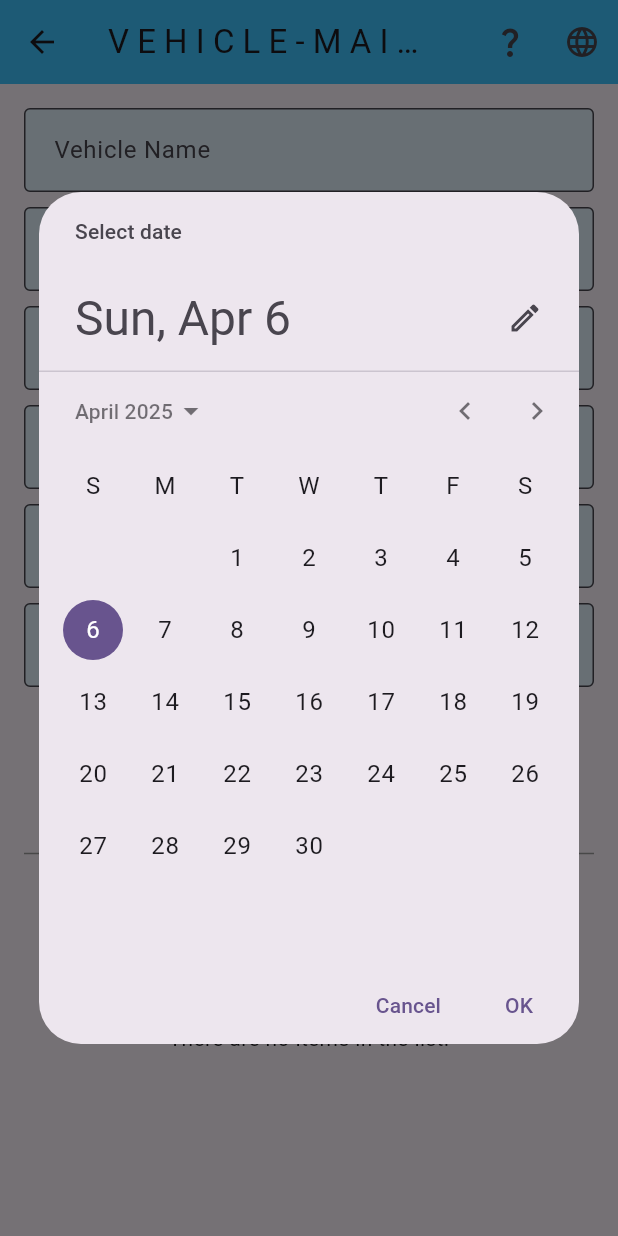
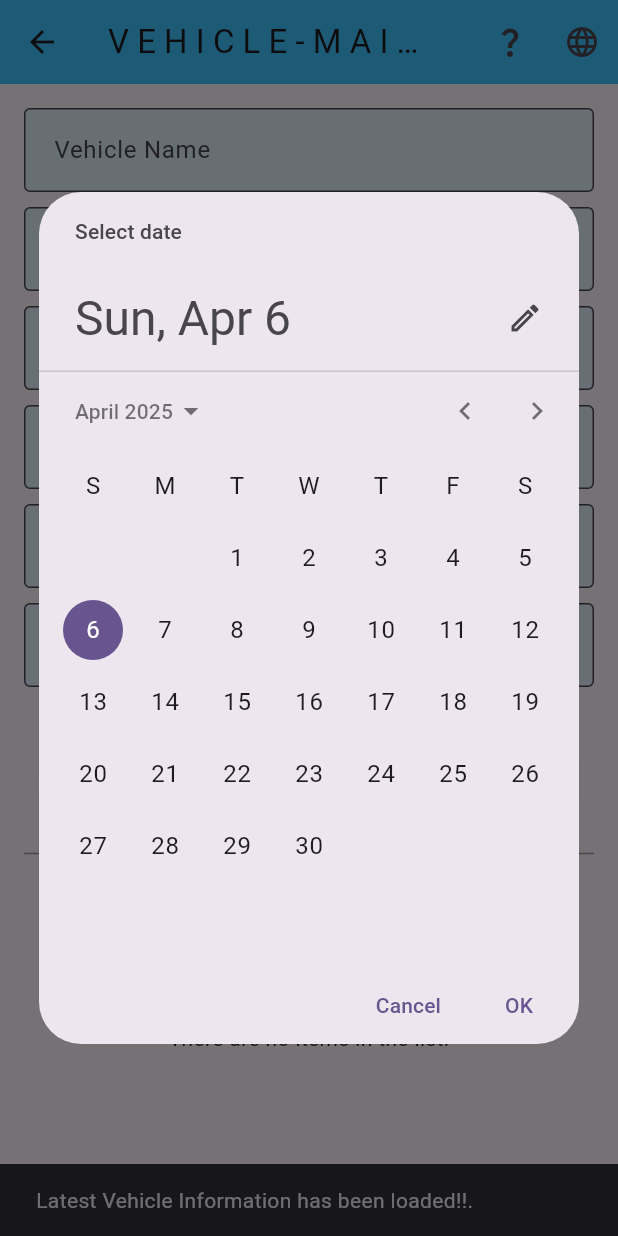
Before and after one commit to jananigokeda/Event-Planner-App, a Flutter app: the VehicleMaintenancePage screen opened by its route, after a tap on "Service Date", on a phone screen of 412 x 824 dp. Run offline on Flutter 3.47's test engine with Material 3 defaults, Android fonts, the phone set to English and light mode, and no system bars; our stand-ins replace floor, flutter_translate, sqflite; missing offline and left inert: encrypted_shared_preferences; accounts and stored records are empty; generated files the repository leaves out were written again.

Commit message:
included encrypted_shared functionality to save the details and added comments

```diff
--- a/assets/i18n/en.json
+++ b/assets/i18n/en.json
@@ -82,6 +82,7 @@
     "No": "No",
     "Areyousure": "Are you sure you want to delete this item?",
     "No items": "There are no items in the list",
-    "No item selected":"There is no item selected for detail"
+    "No item selected":"There is no item selected for detail",
+    "UNDO": "UNDO"
   }
 }
--- a/assets/i18n/ta.json
+++ b/assets/i18n/ta.json
@@ -47,7 +47,8 @@
       "Delete": "நீக்கவும்",
       "Close": "மூடு",
       "No item selected": "விவரங்களுக்கு எந்த உருப்படியும் தேர்ந்தெடுக்கப்படவில்லை.",
-      "No items": "பட்டியலில் எந்த உருப்படிகளும் இல்லை."
+      "No items": "பட்டியலில் எந்த உருப்படிகளும் இல்லை.",
+      "UNDO": "தளர்த்து"
     }
 
 }
--- a/lib/VehicleMaintenancePage.dart
+++ b/lib/VehicleMaintenancePage.dart
@@ -1,11 +1,9 @@
 
 import 'package:cst2335_final/database.dart';
-import 'dart:convert';
 import 'package:encrypted_shared_preferences/encrypted_shared_preferences.dart';
 import 'package:flutter/cupertino.dart';
 import 'package:flutter/material.dart';
 import 'package:flutter_translate/flutter_translate.dart';
-import 'database.dart';
 import 'edit_vehicle_page.dart';
 import 'vehicle_item.dart';
 import 'vehicle_dao.dart';
@@ -30,17 +28,17 @@ class _VehicleMaintenancePageState extends State<VehicleMaintenancePage> {
   VehicleItem? _selectedItem;
   bool _isEditing = false; // Track if we're editing
   late AppDatabase _database;
-  late EncryptedSharedPreferences encryptedPrefs  = EncryptedSharedPreferences();
 
   @override
   void initState() {
     super.initState();
+    loadData(); //loading the previous data when the form is loaded.
 
     // Build the Floor database and get the DAO.
     $FloorAppDatabase.databaseBuilder('app_database.db').build().then((database) {
       _database = database;
       myDAO = database.vehicleDao;
-      _loadItems();
+      _loadItems(); // Loading the list
     });
   }
 
@@ -99,6 +97,33 @@ class _VehicleMaintenancePageState extends State<VehicleMaintenancePage> {
     });
   }
 
+  // This method is responsible for loading the data back from the EncryptedSharedPreferences
+  void loadData() async {
+    EncryptedSharedPreferences prefs = EncryptedSharedPreferences();
+    final savedVehicleName =  await prefs.getString('Vehicle Name');
+    final savedVehicleType = await prefs.getString('Vehicle Type');
+    final savedServiceType = await prefs.getString('Service Type');
+    final savedServiceDate = await prefs.getString('Service Date');
+    final savedMileage = await prefs.getString('Mileage');
+    final savedCost = await prefs.getString('Cost');
+
+    setState(() {
+    if (savedVehicleName != null && savedVehicleType != null && savedServiceType != null
+        && savedServiceDate != null && savedMileage != null && savedCost!=null) {
+
+      _vehicleNameController.text = savedVehicleName;
+      _vehicleTypeController.text = savedVehicleType;
+      _serviceTypeController.text = savedServiceType;
+      _serviceDateController.text = savedServiceDate;
+      _mileageController.text = savedMileage;
+      _costController.text = savedCost;
+     }
+
+    ScaffoldMessenger.of(context).showSnackBar(
+        const SnackBar(content: Text('Latest Vehicle Information has been loaded!!.')));
+    });
+
+  }
   // This function is responsible for adding the vehicle information to the database.
   // it will collect all the information in  newItem object and use myDAO.insertItem(newItem) to add to the database
   Future<void> _addItem() async {
@@ -111,13 +136,18 @@ class _VehicleMaintenancePageState extends State<VehicleMaintenancePage> {
     if (vehicleName.isNotEmpty && vehicleType.isNotEmpty) {
       final newItem = VehicleItem(vehicleName: vehicleName, vehicleType: vehicleType, serviceType: serviceType, serviceDate: serviceDate, mileage: mileage, cost: cost);
       await myDAO.insertItem(newItem);
-      _vehicleNameController.clear();
-      _vehicleTypeController.clear();
-      _serviceTypeController.clear();
-      _serviceDateController.clear();
-      _mileageController.clear();
-      _costController.clear();
+
+      // Saving the vehicle data using EncryptedSharedPreferences
+      final prefs = EncryptedSharedPreferences();
+      await prefs.setString('Vehicle Name', _vehicleNameController.text);
+      await prefs.setString('Vehicle Type', _vehicleTypeController.text);
+      await prefs.setString('Service Type', _serviceTypeController.text);
+      await prefs.setString('Service Date', _serviceDateController.text);
+      await prefs.setString('Mileage', _mileageController.text);
+      await prefs.setString('Cost', _costController.text);
+
       _loadItems(); // Refresh the list
+
       showDialog(
         context: context,
         builder: (context) => AlertDialog(
@@ -131,6 +161,7 @@ class _VehicleMaintenancePageState extends State<VehicleMaintenancePage> {
           ],
         ),
       );
+      //showSnackBar
       ScaffoldMessenger.of(context).showSnackBar(
           const SnackBar(content: Text('Vehicle Information has been successfully saved!!.')));
     } else {
@@ -362,6 +393,8 @@ class _VehicleMaintenancePageState extends State<VehicleMaintenancePage> {
                     child: Text(translate('vehicle.SAVE'))
 
                 ),
+
+                // Copy Previous button which will call the loadData function to load the previous data back.
                 const SizedBox(width: 20),
                 ElevatedButton(
 
@@ -378,9 +411,37 @@ class _VehicleMaintenancePageState extends State<VehicleMaintenancePage> {
                       fontWeight: FontWeight.bold,
                     ),
                   ),
-                  onPressed: () {  },
+                  onPressed: () async {
+                    loadData(); // Loading the previous data whe the copy previous button presssed
+                  },
                   child: Text(translate('vehicle.COPY PREVIOUS')),
                 ),
+
+                // UNDO button which will call the _closeDetails function to clear the form
+                const SizedBox(width: 20),
+                ElevatedButton(
+
+                  style: ElevatedButton.styleFrom(
+                    foregroundColor: Colors.white,
+                    backgroundColor: Colors.lightBlueAccent,
+                    padding: const EdgeInsets.symmetric(vertical: 8, horizontal: 16),
+                    shape: RoundedRectangleBorder(
+                      borderRadius: BorderRadius.circular(15),
+                    ),
+                    elevation: 5,
+                    textStyle: const TextStyle(
+                      fontSize: 16,
+                      fontWeight: FontWeight.bold,
+                    ),
+                  ),
+                  onPressed: () async {
+                    _closeDetails(); // calling the _closeDetails when pressed UNDO button
+                    ScaffoldMessenger.of(context).showSnackBar(
+                        const SnackBar(content: Text('Form data has been cleared')));
+                  },
+                  child: Text(translate('vehicle.UNDO')),
+                ),
+
               ],
             )
           ],
@@ -475,8 +536,6 @@ class _VehicleMaintenancePageState extends State<VehicleMaintenancePage> {
       child: Column(
         crossAxisAlignment: CrossAxisAlignment.start,
         children: [
-          const SizedBox(height: 10),
-          _buildUnderlinedField("VEHICLE ID: ${_selectedItem!.vehicleId}"),
           const SizedBox(height: 12),
           _buildUnderlinedField("VEHICLE NAME: ${_selectedItem!.vehicleName}"),
           const SizedBox(height: 12),
@@ -590,7 +649,6 @@ class _VehicleMaintenancePageState extends State<VehicleMaintenancePage> {
     }
   }
 
-  String _currentLanguage = 'en';
   /// Displays an AlertDialog with instructions.
   void _showInstructions() {
     showDialog(
@@ -609,6 +667,7 @@ class _VehicleMaintenancePageState extends State<VehicleMaintenancePage> {
   }
 
   //Heading section
+  // Question icon for help to use the app
   @override
   Widget build(BuildContext context) {
     return Scaffold(
--- a/lib/edit_vehicle_page.dart
+++ b/lib/edit_vehicle_page.dart
@@ -280,7 +280,7 @@ class _EditVehiclePageState extends State<EditVehiclePage> {
                 ),
 
               ),
-
+              // Save button which will call the _updateItem function when clicked
               const SizedBox(height: 20),
               ElevatedButton(
                   onPressed: () async {
```
